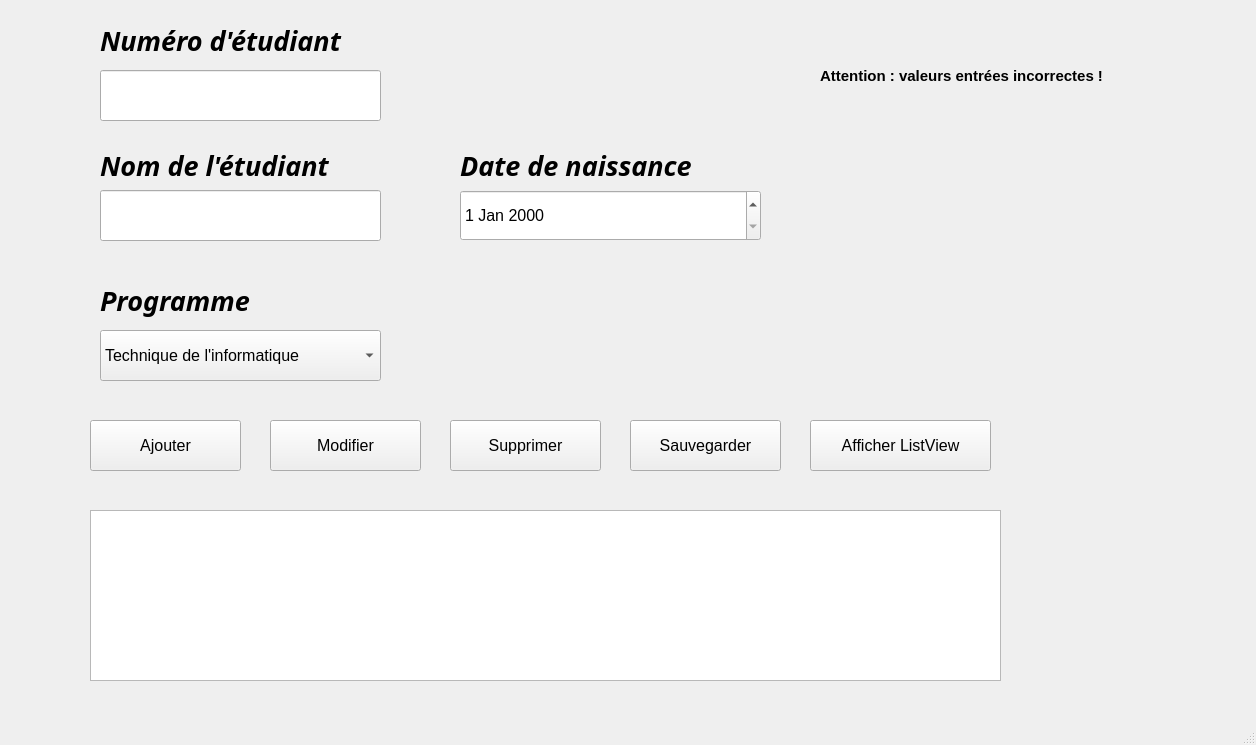
Before: the Qt Designer form interfacegraphique_.ui in LanteigneA/etudiant_casier, drawn with Qt 5.
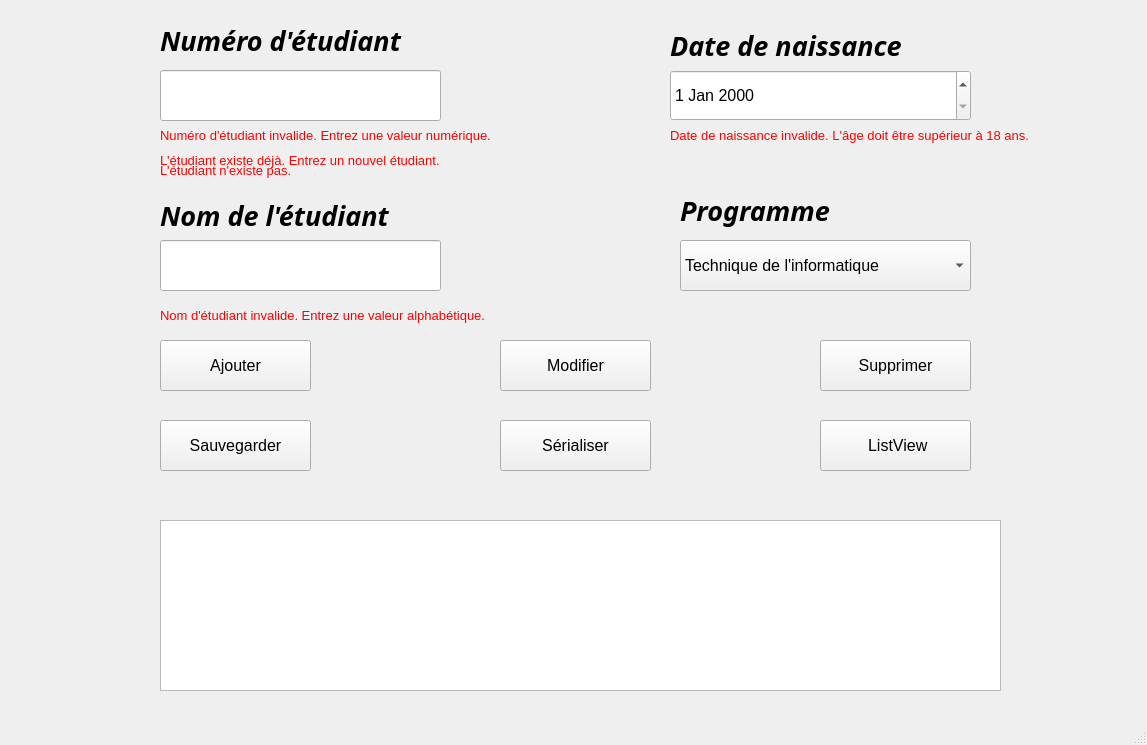
After: the same form once the commit is applied.

```diff
--- a/interfacegraphique_.ui
+++ b/interfacegraphique_.ui
@@ -6,7 +6,7 @@
    <rect>
     <x>0</x>
     <y>0</y>
-    <width>1256</width>
+    <width>1147</width>
     <height>745</height>
    </rect>
   </property>
@@ -17,8 +17,8 @@
    <widget class="QPushButton" name="pushButton_ajouter">
     <property name="geometry">
      <rect>
-      <x>90</x>
-      <y>420</y>
+      <x>160</x>
+      <y>340</y>
       <width>151</width>
       <height>51</height>
      </rect>
@@ -35,7 +35,7 @@
    <widget class="QLabel" name="label_numero">
     <property name="geometry">
      <rect>
-      <x>100</x>
+      <x>160</x>
       <y>25</y>
       <width>271</width>
       <height>31</height>
@@ -57,7 +57,7 @@
    <widget class="QLineEdit" name="lineEdit_numero">
     <property name="geometry">
      <rect>
-      <x>100</x>
+      <x>160</x>
       <y>70</y>
       <width>281</width>
       <height>51</height>
@@ -73,9 +73,9 @@
    <widget class="QTextBrowser" name="textBrowser_afficher">
     <property name="geometry">
      <rect>
-      <x>90</x>
-      <y>510</y>
-      <width>911</width>
+      <x>160</x>
+      <y>520</y>
+      <width>841</width>
       <height>171</height>
      </rect>
     </property>
@@ -83,8 +83,8 @@
    <widget class="QLineEdit" name="lineEdit_nom">
     <property name="geometry">
      <rect>
-      <x>100</x>
-      <y>190</y>
+      <x>160</x>
+      <y>240</y>
       <width>281</width>
       <height>51</height>
      </rect>
@@ -99,8 +99,8 @@
    <widget class="QLabel" name="label_nom">
     <property name="geometry">
      <rect>
-      <x>100</x>
-      <y>150</y>
+      <x>160</x>
+      <y>200</y>
       <width>271</width>
       <height>31</height>
      </rect>
@@ -118,47 +118,34 @@
      <string>Nom de l'étudiant</string>
     </property>
    </widget>
-   <widget class="QLabel" name="label_3">
-    <property name="geometry">
-     <rect>
-      <x>90</x>
-      <y>490</y>
-      <width>261</width>
-      <height>16</height>
-     </rect>
-    </property>
-    <property name="text">
-     <string/>
-    </property>
-   </widget>
-   <widget class="QLabel" name="label_erreur">
+   <widget class="QLabel" name="label_erreur_numero">
     <property name="enabled">
      <bool>true</bool>
     </property>
     <property name="geometry">
      <rect>
-      <x>820</x>
-      <y>60</y>
-      <width>391</width>
+      <x>160</x>
+      <y>120</y>
+      <width>441</width>
       <height>31</height>
      </rect>
     </property>
     <property name="font">
      <font>
-      <pointsize>11</pointsize>
-      <weight>75</weight>
-      <bold>true</bold>
+      <pointsize>10</pointsize>
+      <weight>50</weight>
+      <bold>false</bold>
      </font>
     </property>
     <property name="text">
-     <string>Attention : valeurs entrées incorrectes !</string>
+     <string>&lt;html&gt;&lt;head/&gt;&lt;body&gt;&lt;p&gt;&lt;span style=&quot; color:#ff0000;&quot;&gt; Numéro d'étudiant invalide. Entrez une valeur numérique.&lt;/span&gt;&lt;/p&gt;&lt;/body&gt;&lt;/html&gt;</string>
     </property>
    </widget>
    <widget class="QPushButton" name="pushButton_supprimer">
     <property name="geometry">
      <rect>
-      <x>450</x>
-      <y>420</y>
+      <x>820</x>
+      <y>340</y>
       <width>151</width>
       <height>51</height>
      </rect>
@@ -175,8 +162,8 @@
    <widget class="QPushButton" name="pushButton_modifier">
     <property name="geometry">
      <rect>
-      <x>270</x>
-      <y>420</y>
+      <x>500</x>
+      <y>340</y>
       <width>151</width>
       <height>51</height>
      </rect>
@@ -193,8 +180,8 @@
    <widget class="QLabel" name="label_programme">
     <property name="geometry">
      <rect>
-      <x>100</x>
-      <y>280</y>
+      <x>680</x>
+      <y>190</y>
       <width>271</width>
       <height>41</height>
      </rect>
@@ -215,9 +202,9 @@
    <widget class="QComboBox" name="comboBox_programme">
     <property name="geometry">
      <rect>
-      <x>100</x>
-      <y>330</y>
-      <width>281</width>
+      <x>680</x>
+      <y>240</y>
+      <width>291</width>
       <height>51</height>
      </rect>
     </property>
@@ -245,7 +232,7 @@
    <widget class="QPushButton" name="pushButton_sauvegarder">
     <property name="geometry">
      <rect>
-      <x>630</x>
+      <x>160</x>
       <y>420</y>
       <width>151</width>
       <height>51</height>
@@ -263,9 +250,9 @@
    <widget class="QPushButton" name="pushButton_afficher_listview">
     <property name="geometry">
      <rect>
-      <x>810</x>
+      <x>820</x>
       <y>420</y>
-      <width>181</width>
+      <width>151</width>
       <height>51</height>
      </rect>
     </property>
@@ -275,14 +262,14 @@
      </font>
     </property>
     <property name="text">
-     <string>Afficher ListView</string>
+     <string> ListView</string>
     </property>
    </widget>
    <widget class="QDateEdit" name="dateEdit_DNaiss">
     <property name="geometry">
      <rect>
-      <x>460</x>
-      <y>190</y>
+      <x>670</x>
+      <y>70</y>
       <width>301</width>
       <height>51</height>
      </rect>
@@ -296,8 +283,8 @@
    <widget class="QLabel" name="label_date_naiss">
     <property name="geometry">
      <rect>
-      <x>460</x>
-      <y>150</y>
+      <x>670</x>
+      <y>30</y>
       <width>271</width>
       <height>31</height>
      </rect>
@@ -315,6 +302,106 @@
      <string>Date de naissance</string>
     </property>
    </widget>
+   <widget class="QPushButton" name="pushButton_serealiser">
+    <property name="geometry">
+     <rect>
+      <x>500</x>
+      <y>420</y>
+      <width>151</width>
+      <height>51</height>
+     </rect>
+    </property>
+    <property name="font">
+     <font>
+      <pointsize>12</pointsize>
+     </font>
+    </property>
+    <property name="text">
+     <string>Sérialiser</string>
+    </property>
+   </widget>
+   <widget class="QLabel" name="label_erreur_nom">
+    <property name="enabled">
+     <bool>true</bool>
+    </property>
+    <property name="geometry">
+     <rect>
+      <x>160</x>
+      <y>300</y>
+      <width>441</width>
+      <height>31</height>
+     </rect>
+    </property>
+    <property name="font">
+     <font>
+      <pointsize>10</pointsize>
+      <weight>50</weight>
+      <bold>false</bold>
+     </font>
+    </property>
+    <property name="text">
+     <string>&lt;html&gt;&lt;head/&gt;&lt;body&gt;&lt;p&gt;&lt;span style=&quot; color:#ff0000;&quot;&gt;Nom d'étudiant invalide. Entrez une valeur alphabétique.&lt;/span&gt;&lt;/p&gt;&lt;/body&gt;&lt;/html&gt;</string>
+    </property>
+   </widget>
+   <widget class="QLabel" name="label_erreur_date">
+    <property name="enabled">
+     <bool>true</bool>
+    </property>
+    <property name="geometry">
+     <rect>
+      <x>670</x>
+      <y>120</y>
+      <width>471</width>
+      <height>31</height>
+     </rect>
+    </property>
+    <property name="font">
+     <font>
+      <pointsize>10</pointsize>
+      <weight>50</weight>
+      <bold>false</bold>
+     </font>
+    </property>
+    <property name="text">
+     <string>&lt;html&gt;&lt;head/&gt;&lt;body&gt;&lt;p&gt;&lt;span style=&quot; color:#ff0000;&quot;&gt;Date de naissance invalide. L'âge doit être supérieur à 18 ans.&lt;/span&gt;&lt;/p&gt;&lt;/body&gt;&lt;/html&gt;</string>
+    </property>
+   </widget>
+   <widget class="QLabel" name="label_erreur_Etu_Existe">
+    <property name="geometry">
+     <rect>
+      <x>160</x>
+      <y>150</y>
+      <width>421</width>
+      <height>21</height>
+     </rect>
+    </property>
+    <property name="font">
+     <font>
+      <pointsize>10</pointsize>
+     </font>
+    </property>
+    <property name="text">
+     <string>&lt;html&gt;&lt;head/&gt;&lt;body&gt;&lt;p&gt;&lt;span style=&quot; color:#ff0000;&quot;&gt;L'étudiant existe déjà. Entrez un nouvel étudiant.&lt;/span&gt;&lt;/p&gt;&lt;/body&gt;&lt;/html&gt;</string>
+    </property>
+   </widget>
+   <widget class="QLabel" name="label_erreur_Etu_Inexistant">
+    <property name="geometry">
+     <rect>
+      <x>160</x>
+      <y>160</y>
+      <width>421</width>
+      <height>21</height>
+     </rect>
+    </property>
+    <property name="font">
+     <font>
+      <pointsize>10</pointsize>
+     </font>
+    </property>
+    <property name="text">
+     <string>&lt;html&gt;&lt;head/&gt;&lt;body&gt;&lt;p&gt;&lt;span style=&quot; color:#ff0000;&quot;&gt;L'étudiant n'existe pas.&lt;/span&gt;&lt;/p&gt;&lt;/body&gt;&lt;/html&gt;</string>
+    </property>
+   </widget>
   </widget>
   <widget class="QMenuBar" name="menubar">
    <property name="geometry">
```
Left out of the diff: 2 changed lines with no effect on the pictures.
